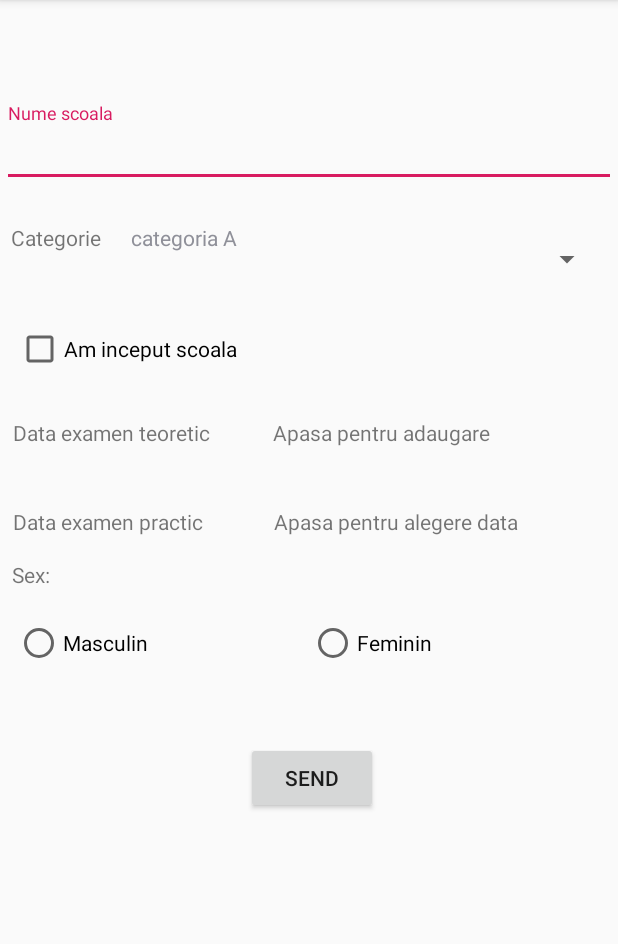
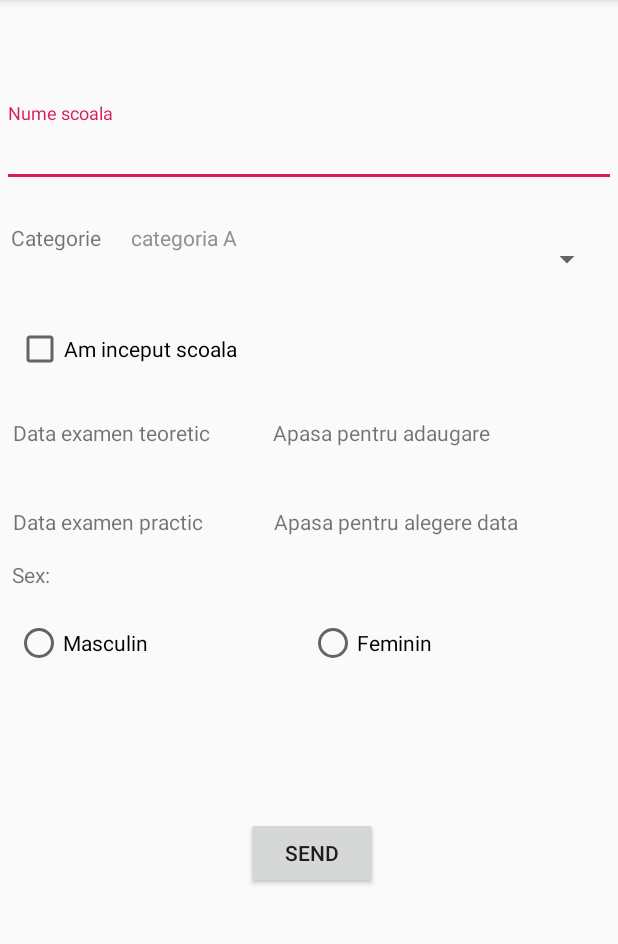
Before and after one commit to StefanLazea/driver-inneed, an Android app: the FormActivity screen opened directly, with no data from a screen before it, on a phone screen of 412 x 824 dp, the part 84-1028 px from its top. Run offline under Robolectric (Android 15) with nearby library versions, the phone set to English and light mode, and no system bars; 1 statement that could not run was skipped.

Commit message:
Form activity

```diff
--- a/DamApp/app/src/main/java/eu/ase/damapp/FormActivity.java
+++ b/DamApp/app/src/main/java/eu/ase/damapp/FormActivity.java
@@ -20,6 +20,8 @@ import androidx.appcompat.app.AppCompatActivity;
 import com.google.android.material.textfield.TextInputEditText;
 
 import java.util.Calendar;
+
+import eu.ase.damapp.util.Form;
 
 public class FormActivity extends AppCompatActivity {
     private TextView form_tv_date_theoretical;
@@ -116,6 +118,9 @@ public class FormActivity extends AppCompatActivity {
                 findViewById(rgSex.getCheckedRadioButtonId());
         String sex = radioButton.getText().toString();
 
+
+//        Form info = new Form()
+
         btnSend.setOnClickListener(new View.OnClickListener() {
             @Override
             public void onClick(View v) {
--- a/DamApp/app/src/main/res/layout/activity_form.xml
+++ b/DamApp/app/src/main/res/layout/activity_form.xml
@@ -31,7 +31,7 @@
         android:layout_width="wrap_content"
         android:layout_height="wrap_content"
         android:layout_marginStart="163dp"
-        android:layout_marginTop="50dp"
+        android:layout_marginTop="100dp"
         android:layout_marginEnd="160dp"
         android:text="@string/menu_send"
         app:layout_constraintEnd_toEndOf="parent"
```
